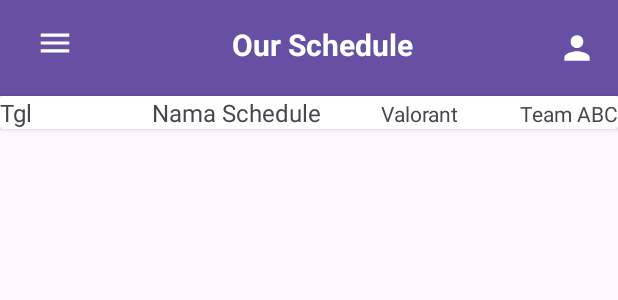
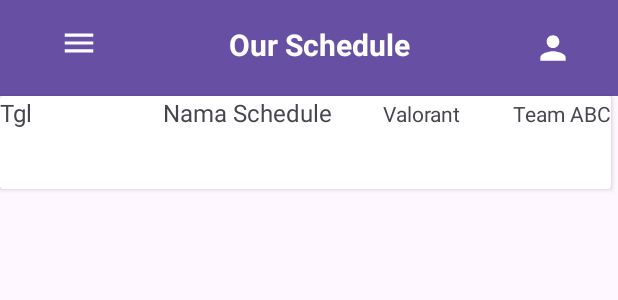
Before and after one commit to sarahlauras/nmp, an Android app: the layout schedule_card.xml on its own in the app's theme, with its tools: preview values and no code run, on a phone screen of 412 x 824 dp. Shown: the top 300 px of the screen. Run offline under Robolectric (Android 15) with nearby library versions, the phone set to English and light mode, and no system bars.

Commit message:
schedule

```diff
--- a/app/src/main/res/layout/schedule_card.xml
+++ b/app/src/main/res/layout/schedule_card.xml
@@ -20,6 +20,7 @@
         android:id="@+id/btnMenu"
         android:layout_width="64dp"
         android:layout_height="57dp"
+        android:layout_marginStart="16dp"
         app:icon="@drawable/baseline_menu_24"
         app:iconSize="25dp"
         app:layout_constraintStart_toStartOf="parent"
@@ -44,14 +45,15 @@
         android:layout_width="64dp"
         android:layout_height="48dp"
         android:layout_marginTop="8dp"
+        android:layout_marginEnd="16dp"
         app:icon="@drawable/baseline_person_24"
         app:iconSize="25dp"
         app:layout_constraintEnd_toEndOf="@+id/toolbar"
         app:layout_constraintTop_toTopOf="parent" />
 
     <androidx.cardview.widget.CardView
-        android:layout_width="match_parent"
-        android:layout_height="wrap_content"
+        android:layout_width="407dp"
+        android:layout_height="62dp"
         app:layout_constraintTop_toBottomOf="@+id/toolbar">
 
         <LinearLayout
@@ -66,7 +68,7 @@
 
                 <TextView
                     android:id="@+id/txtTgl"
-                    android:layout_width="wrap_content"
+                    android:layout_width="40dp"
                     android:layout_height="wrap_content"
                     android:text="Tgl"
                     android:textSize="16sp" />
```
Also changed, not shown: app/src/main/AndroidManifest.xml (+5 -3 lines), app/src/main/java/com/mlbdev/mantapluarbiasa/OurSchedule.kt (+14 -5 lines).
